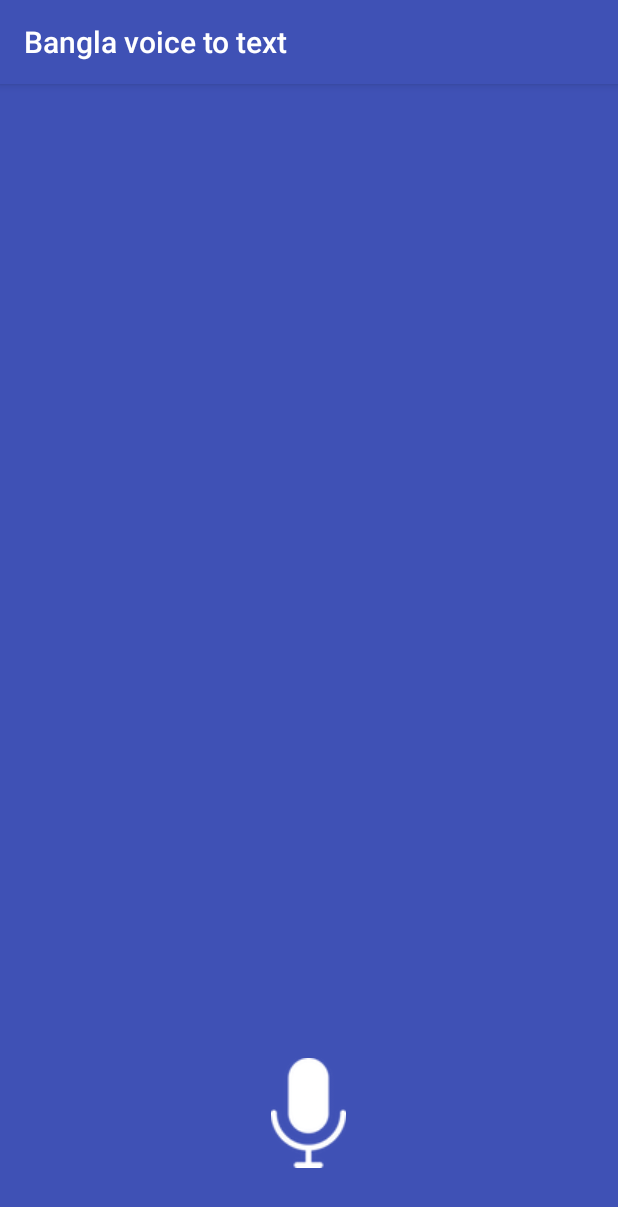
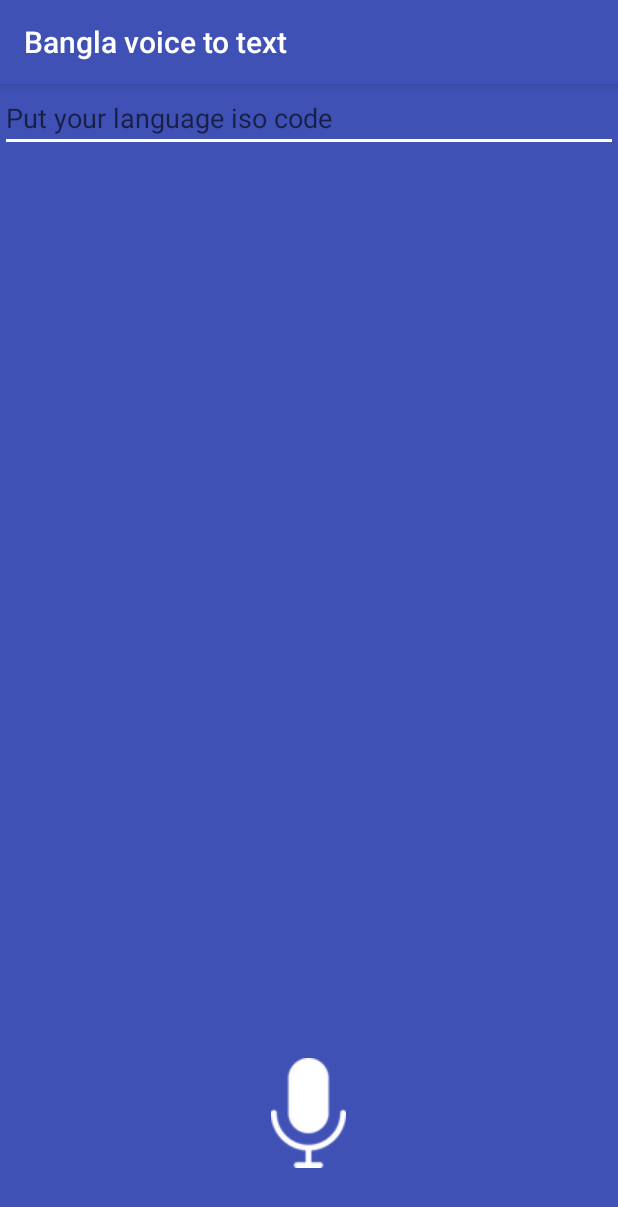
Before and after one commit to shafin8/Bangla-Voice-to-text, an Android app: the screen it shows after launch (MainActivity), after a tap on an icon or button, on a phone screen of 412 x 824 dp. Shown: the top 1207 px of the screen. Run offline under Robolectric (Android 15) with nearby library versions, the phone set to English and light mode, and no system bars.

Commit message:
More language options added
need to provide language iso code to use that language

```diff
--- a/Banglavoicetotext/app/src/main/java/shafin/banglavoicetotext/MainActivity.java
+++ b/Banglavoicetotext/app/src/main/java/shafin/banglavoicetotext/MainActivity.java
@@ -3,30 +3,37 @@ package shafin.banglavoicetotext;
 import android.content.ActivityNotFoundException;
 import android.content.Intent;
 import android.speech.RecognizerIntent;
+import android.speech.tts.TextToSpeech;
 import android.support.v7.app.AppCompatActivity;
 import android.os.Bundle;
-import android.view.MotionEvent;
 import android.view.View;
-import android.widget.Button;
+import android.widget.EditText;
 import android.widget.ImageView;
 import android.widget.TextView;
 import android.widget.Toast;
 
 import java.util.ArrayList;
 
-public class MainActivity extends AppCompatActivity {
+
+public class MainActivity extends AppCompatActivity{
 
 
 
     TextView output;
     ImageView imageView;
+    TextToSpeech textToSpeech;
+    String texts;
+
+
+
+    private EditText txtText;
 
     @Override
     protected void onCreate(Bundle savedInstanceState) {
         super.onCreate(savedInstanceState);
         setContentView(R.layout.activity_main);
 
-
+        txtText = (EditText) findViewById(R.id.txtText);
         output=(TextView)findViewById(R.id.textView);
         output.setText("");
         imageView=(ImageView)findViewById(R.id.imageView);
@@ -34,28 +41,35 @@ public class MainActivity extends AppCompatActivity {
         imageView.setOnClickListener(new View.OnClickListener() {
             @Override
             public void onClick(View view) {
-                btnToOpenMic();
+
+                btnToOpenMic(txtText.getText().toString());
             }
         });
 
 
+
+
     }
 
-    private void btnToOpenMic(){
+    private void btnToOpenMic(String lan){
 
         Intent intent =new Intent(RecognizerIntent.ACTION_RECOGNIZE_SPEECH);
         //intent.putExtra(RecognizerIntent.EXTRA_LANGUAGE_MODEL, RecognizerIntent.LANGUAGE_MODEL_FREE_FORM);
        // intent.putExtra(RecognizerIntent.EXTRA_LANGUAGE,DEFAULT_KEYS_SEARCH_LOCAL );
       //  intent.putExtra(RecognizerIntent.EXTRA_LANGUAGE, "en-US");
 
+if (lan==null){
+    lan="en";
+}
 
-
-        String languagePref = "bn";//or, whatever iso code...
+        String languagePref = lan;   //or, whatever iso code...  hi=hindi , bn= bengali, ur= urdu
         intent.putExtra(RecognizerIntent.EXTRA_LANGUAGE, languagePref);
         intent.putExtra(RecognizerIntent.EXTRA_LANGUAGE_PREFERENCE, languagePref);
         intent.putExtra(RecognizerIntent.EXTRA_ONLY_RETURN_LANGUAGE_PREFERENCE, languagePref);
 
         intent.putExtra("android.speech.extra.EXTRA_ADDITIONAL_LANGUAGES", new String[]{"en"});
+
+
 
 
 
@@ -72,8 +86,11 @@ public class MainActivity extends AppCompatActivity {
         }
 
     }
+
+
     @Override
     protected void onActivityResult(int requestCode, int resultCode, Intent data) {
+
         super.onActivityResult(requestCode, resultCode, data);
         switch ( requestCode){
             case 143:{
@@ -81,10 +98,13 @@ public class MainActivity extends AppCompatActivity {
 
                     ArrayList<String> voiceInText=data.getStringArrayListExtra(RecognizerIntent.EXTRA_RESULTS);
                     // ArrayList<String> v=data.getStringArrayListExtra(RecognizerIntent.EXTRA_RESULTS);
-                    //  String d = voiceInText.toString();
+                    //  String d = voiceInsText.toString();
 
-                    String text =voiceInText.get(0);
-                    output.setText(text);
+                     texts =voiceInText.get(0);
+                    output.setText(texts);
+
+                   speak(texts);
+
 
                 }
                 break;
@@ -96,4 +116,19 @@ public class MainActivity extends AppCompatActivity {
 
     }
 
+    public void speak(final String string){
+        textToSpeech=new TextToSpeech(MainActivity.this, new TextToSpeech.OnInitListener() {
+            @Override
+            public void onInit(int i) {
+                if (i==TextToSpeech.SUCCESS){
+                      textToSpeech.speak(string,TextToSpeech.QUEUE_FLUSH,null);
+                }
+                else Toast.makeText(getApplicationContext(),"Feature not supported by your device",Toast.LENGTH_LONG).show();
+
+            }
+        });
+    }
+
+
+
 }
--- a/Banglavoicetotext/app/src/main/res/layout/activity_main.xml
+++ b/Banglavoicetotext/app/src/main/res/layout/activity_main.xml
@@ -19,6 +19,17 @@
         android:textColor="#ffffff"
         android:textSize="30dp" />
 
+    <EditText
+        android:id="@+id/txtText"
+        android:layout_width="fill_parent"
+        android:layout_height="wrap_content"
+        android:layout_alignParentStart="true"
+        android:layout_alignParentTop="true"
+        android:ems="10"
+        android:hint="Put your language iso code"
+        android:inputType="text"
+        android:textColor="@android:color/white"/>
+
     <ImageView
         android:id="@+id/imageView"
         android:layout_width="wrap_content"
--- a/Banglavoicetotext/app/src/main/res/values/colors.xml
+++ b/Banglavoicetotext/app/src/main/res/values/colors.xml
@@ -2,5 +2,5 @@
 <resources>
     <color name="colorPrimary">#3F51B5</color>
     <color name="colorPrimaryDark">#303F9F</color>
-    <color name="colorAccent">#FF4081</color>
+    <color name="colorAccent">#ffffff</color>
 </resources>
```
